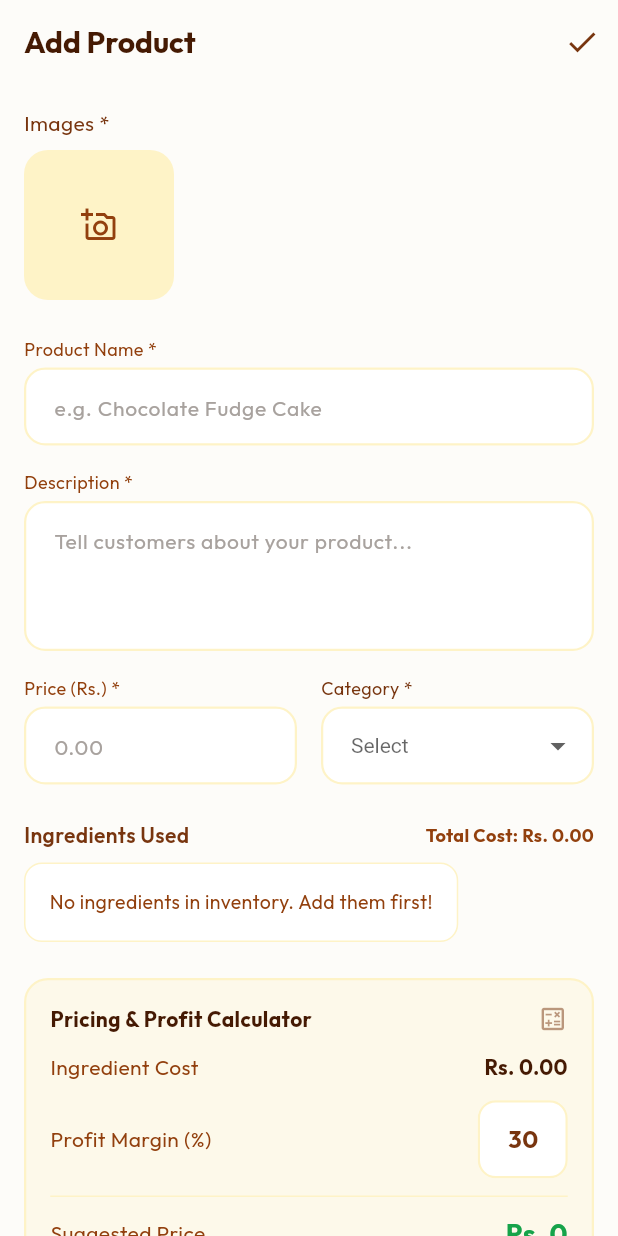
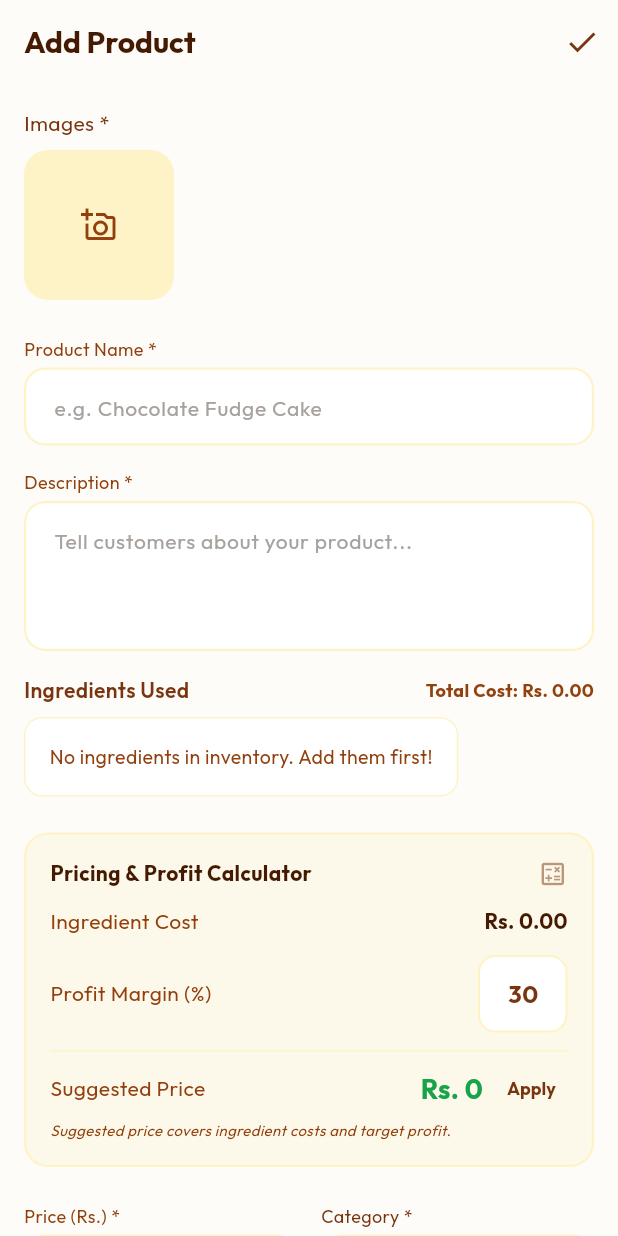
Before and after one commit to sanashoukat09/BakeSmart, a Flutter app: the AddEditProductScreen screen opened by its route, on a phone screen of 412 x 824 dp. Run offline on Flutter 3.47's test engine with Material 3 defaults, Android fonts, the light colour scheme and no system bars; our stand-ins replace cached_network_image, cloud_firestore, firebase_auth, firebase_core, firebase_messaging, fl_chart and 8 more; accounts and stored records are empty.

Commit message:
Rearrange product form and add 'Apply' button to profit calculator

```diff
--- a/lib/screens/baker/add_edit_product_screen.dart
+++ b/lib/screens/baker/add_edit_product_screen.dart
@@ -298,42 +298,6 @@ class _AddEditProductScreenState extends ConsumerState<AddEditProductScreen> {
                 validator: (v) => v!.isEmpty ? 'Required' : null,
               ),
               const SizedBox(height: 16),
-              Row(
-                children: [
-                  Expanded(
-                    child: _Field(
-                      controller: _priceController,
-                      label: 'Price (Rs.) *',
-                      hint: '0.00',
-                      keyboardType: TextInputType.number,
-                      validator: (v) => v!.isEmpty ? 'Required' : null,
-                    ),
-                  ),
-                  const SizedBox(width: 16),
-                  Expanded(
-                    child: Column(
-                      crossAxisAlignment: CrossAxisAlignment.start,
-                      children: [
-                        const Text('Category *', style: TextStyle(color: Color(0xFF78350F), fontSize: 12)),
-                        const SizedBox(height: 4),
-                        DropdownButtonFormField<String>(
-                          value: _selectedCategory,
-                          dropdownColor: const Color(0xFFFEF3C7),
-                          style: const TextStyle(color: Color(0xFF451A03)),
-                          decoration: _inputDecoration('Select'),
-                          items: AppConstants.productCategories
-                              .map((c) => DropdownMenuItem(value: c, child: Text(c)))
-                              .toList(),
-                          onChanged: (v) => setState(() => _selectedCategory = v),
-                          validator: (v) => v == null ? 'Required' : null,
-                        ),
-                      ],
-                    ),
-                  ),
-                ],
-              ),
-              const SizedBox(height: 24),
-
               // Ingredients Linking
               Row(
                 mainAxisAlignment: MainAxisAlignment.spaceBetween,
@@ -452,6 +416,42 @@ class _AddEditProductScreenState extends ConsumerState<AddEditProductScreen> {
 
               // Pricing Calculator
               _buildPricingCalculator(ingredientsAsync),
+              const SizedBox(height: 24),
+
+              Row(
+                children: [
+                  Expanded(
+                    child: _Field(
+                      controller: _priceController,
+                      label: 'Price (Rs.) *',
+                      hint: '0.00',
+                      keyboardType: TextInputType.number,
+                      validator: (v) => v!.isEmpty ? 'Required' : null,
+                    ),
+                  ),
+                  const SizedBox(width: 16),
+                  Expanded(
+                    child: Column(
+                      crossAxisAlignment: CrossAxisAlignment.start,
+                      children: [
+                        const Text('Category *', style: TextStyle(color: Color(0xFF78350F), fontSize: 12)),
+                        const SizedBox(height: 4),
+                        DropdownButtonFormField<String>(
+                          value: _selectedCategory,
+                          dropdownColor: const Color(0xFFFEF3C7),
+                          style: const TextStyle(color: Color(0xFF451A03)),
+                          decoration: _inputDecoration('Select'),
+                          items: AppConstants.productCategories
+                              .map((c) => DropdownMenuItem(value: c, child: Text(c)))
+                              .toList(),
+                          onChanged: (v) => setState(() => _selectedCategory = v),
+                          validator: (v) => v == null ? 'Required' : null,
+                        ),
+                      ],
+                    ),
+                  ),
+                ],
+              ),
               const SizedBox(height: 24),
 
               // Dietary Labels
@@ -650,8 +650,25 @@ class _AddEditProductScreenState extends ConsumerState<AddEditProductScreen> {
                 mainAxisAlignment: MainAxisAlignment.spaceBetween,
                 children: [
                   const Text('Suggested Price', style: TextStyle(color: Color(0xFF92400E))),
-                  Text('Rs. ${suggestedPrice.toStringAsFixed(0)}',
-                    style: const TextStyle(color: Color(0xFF16A34A), fontWeight: FontWeight.bold, fontSize: 18)),
+                  Row(
+                    children: [
+                      Text('Rs. ${suggestedPrice.toStringAsFixed(0)}',
+                        style: const TextStyle(color: Color(0xFF16A34A), fontWeight: FontWeight.bold, fontSize: 18)),
+                      const SizedBox(width: 8),
+                      TextButton(
+                        onPressed: () {
+                          _priceController.text = suggestedPrice.toStringAsFixed(0);
+                          setState(() {});
+                        },
+                        style: TextButton.styleFrom(
+                          padding: const EdgeInsets.symmetric(horizontal: 8, vertical: 0),
+                          minimumSize: Size.zero,
+                          tapTargetSize: MaterialTapTargetSize.shrinkWrap,
+                        ),
+                        child: const Text('Apply', style: TextStyle(color: Color(0xFF78350F), fontWeight: FontWeight.bold, fontSize: 12)),
+                      ),
+                    ],
+                  ),
                 ],
               ),
               const SizedBox(height: 8),
```
